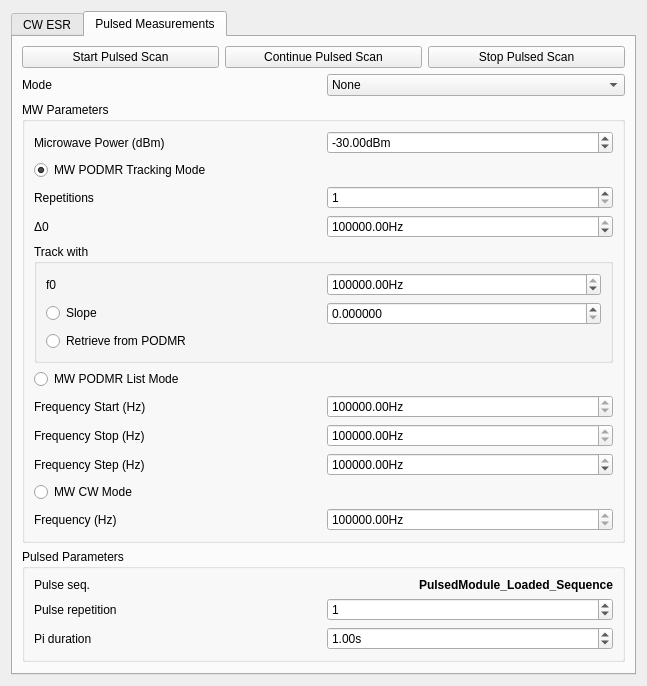
Above: gui/qafm/ui_quantitative_mode.ui from sriharijayaram5/qudi before the change. Below: the same form after it.
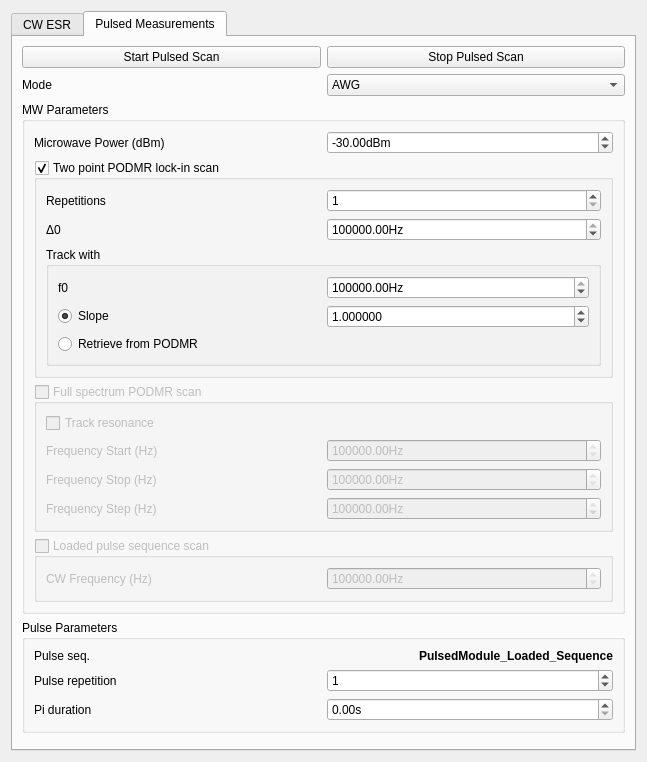
That is the form after the change. The open tabs and pages were chosen to show the change. Custom widgets are drawn as their Qt base class.

Commit message: podmr list mode tracking gui features and quant gui rehaul

What changed in the file:
```diff
--- a/gui/qafm/ui_quantitative_mode.ui
+++ b/gui/qafm/ui_quantitative_mode.ui
@@ -6,10 +6,16 @@
    <rect>
     <x>0</x>
     <y>0</y>
-    <width>569</width>
-    <height>642</height>
+    <width>610</width>
+    <height>755</height>
    </rect>
   </property>
+  <property name="sizePolicy">
+   <sizepolicy hsizetype="Minimum" vsizetype="Minimum">
+    <horstretch>0</horstretch>
+    <verstretch>0</verstretch>
+   </sizepolicy>
+  </property>
   <property name="windowTitle">
    <string>Quantitative Measurement Control</string>
   </property>
@@ -594,14 +600,168 @@
       <attribute name="title">
        <string>Pulsed Measurements</string>
       </attribute>
-      <layout class="QGridLayout" name="gridLayout_5">
+      <layout class="QGridLayout" name="gridLayout_11">
+       <item row="0" column="0">
+        <layout class="QHBoxLayout" name="horizontalLayout_3">
+         <item>
+          <widget class="QPushButton" name="Start_Pulsed_PushButton">
+           <property name="enabled">
+            <bool>true</bool>
+           </property>
+           <property name="text">
+            <string>Start Pulsed Scan</string>
+           </property>
+          </widget>
+         </item>
+         <item>
+          <widget class="QPushButton" name="Stop_Pulsed_PushButton">
+           <property name="text">
+            <string>Stop Pulsed Scan</string>
+           </property>
+          </widget>
+         </item>
+        </layout>
+       </item>
+       <item row="1" column="0">
+        <layout class="QHBoxLayout" name="horizontalLayout_15">
+         <item>
+          <widget class="QLabel" name="label_9">
+           <property name="text">
+            <string>Mode</string>
+           </property>
+          </widget>
+         </item>
+         <item>
+          <widget class="QComboBox" name="hyperfine_comboBox">
+           <property name="toolTip">
+            <string>&lt;html&gt;&lt;head/&gt;&lt;body&gt;&lt;p&gt;Different modes of tracking available. &lt;/p&gt;&lt;p&gt;None uses the measure multiple at one tracking freq. and then the next method.&lt;/p&gt;&lt;p&gt;AWG uses the fast switching of the AWG to do &amp;quot;lock-in&amp;quot; like measurement as described by Qi-Chao.&lt;/p&gt;&lt;/body&gt;&lt;/html&gt;</string>
+           </property>
+           <property name="currentIndex">
+            <number>1</number>
+           </property>
+           <item>
+            <property name="text">
+             <string>None</string>
+            </property>
+           </item>
+           <item>
+            <property name="text">
+             <string>AWG</string>
+            </property>
+           </item>
+          </widget>
+         </item>
+        </layout>
+       </item>
        <item row="2" column="0">
         <widget class="QGroupBox" name="groupBox_4">
          <property name="title">
           <string>MW Parameters</string>
          </property>
-         <layout class="QGridLayout" name="gridLayout_7">
-          <item row="5" column="0">
+         <layout class="QGridLayout" name="gridLayout_5">
+          <item row="0" column="0">
+           <layout class="QHBoxLayout" name="horizontalLayout_9">
+            <item>
+             <widget class="QLabel" name="label_14">
+              <property name="text">
+               <string>Microwave Power (dBm)</string>
+              </property>
+             </widget>
+            </item>
+            <item>
+             <widget class="ScienDSpinBox" name="pulsed_mw_power_DoubleSpinBox">
+              <property name="toolTip">
+               <string>&lt;html&gt;&lt;head/&gt;&lt;body&gt;&lt;p&gt;Microwave power (SMIQ like device output) to be used for all below measurements.&lt;/p&gt;&lt;/body&gt;&lt;/html&gt;</string>
+              </property>
+              <property name="suffix">
+               <string>dBm</string>
+              </property>
+              <property name="decimals">
+               <number>2</number>
+              </property>
+              <property name="minimum">
+               <double>-50.000000000000000</double>
+              </property>
+              <property name="maximum">
+               <double>40.000000000000000</double>
+              </property>
+              <property name="singleStep">
+               <double>0.100000000000000</double>
+              </property>
+              <property name="value">
+               <double>-30.000000000000000</double>
+              </property>
+             </widget>
+            </item>
+           </layout>
+          </item>
+          <item row="1" column="0">
+           <widget class="QGroupBox" name="mw_tracking_mode_RadioButton">
+            <property name="title">
+             <string>Two point PODMR lock-in scan</string>
+            </property>
+            <property name="checkable">
+             <bool>true</bool>
+            </property>
+            <property name="checked">
+             <bool>true</bool>
+            </property>
+            <layout class="QGridLayout" name="gridLayout_10">
+             <item row="1" column="0">
+              <layout class="QHBoxLayout" name="horizontalLayout_17">
+               <item>
+                <widget class="QLabel" name="label_25">
+                 <property name="text">
+                  <string>Δ0</string>
+                 </property>
+                </widget>
+               </item>
+               <item>
+                <widget class="ScienDSpinBox" name="delta0_doubleSpinBox">
+                 <property name="toolTip">
+                  <string>&lt;html&gt;&lt;head/&gt;&lt;body&gt;&lt;p&gt;The measurement for tracking is done at f0-delta and f0+delta.&lt;/p&gt;&lt;/body&gt;&lt;/html&gt;</string>
+                 </property>
+                 <property name="suffix">
+                  <string>Hz</string>
+                 </property>
+                 <property name="minimum">
+                  <double>1.000000000000000</double>
+                 </property>
+                 <property name="maximum">
+                  <double>13000000000.000000000000000</double>
+                 </property>
+                 <property name="singleStep">
+                  <double>1000.000000000000000</double>
+                 </property>
+                 <property name="value">
+                  <double>100000.000000000000000</double>
+                 </property>
+                </widget>
+               </item>
+              </layout>
+             </item>
+             <item row="0" column="0">
+              <layout class="QHBoxLayout" name="horizontalLayout_4">
+               <item>
+                <widget class="QLabel" name="label_24">
+                 <property name="text">
+                  <string>Repetitions</string>
+                 </property>
+                </widget>
+               </item>
+               <item>
+                <widget class="QSpinBox" name="p_delta_doubleSpinBox">
+                 <property name="toolTip">
+                  <string>&lt;html&gt;&lt;head/&gt;&lt;body&gt;&lt;p&gt;Number of tracking repetitions. Allows correction of tracking freq. iteratively.&lt;/p&gt;&lt;/body&gt;&lt;/html&gt;</string>
+                 </property>
+                 <property name="minimum">
+                  <number>1</number>
+                 </property>
+                </widget>
+               </item>
+              </layout>
+             </item>
+             <item row="2" column="0">
            <widget class="QGroupBox" name="groupBox_3">
             <property name="title">
              <string>Track with</string>
@@ -654,7 +814,7 @@
                   <string>Slope</string>
                  </property>
                  <property name="checked">
-                  <bool>false</bool>
+                     <bool>true</bool>
                  </property>
                 </widget>
                </item>
@@ -669,6 +829,9 @@
                  <property name="maximum">
                   <double>99999999999999997168788049560464200849936328366177157906432.000000000000000</double>
                  </property>
+                    <property name="value">
+                     <double>1.000000000000000</double>
+                    </property>
                 </widget>
                </item>
               </layout>
@@ -686,168 +849,25 @@
             </layout>
            </widget>
           </item>
-          <item row="0" column="0">
-           <layout class="QHBoxLayout" name="horizontalLayout_9">
-            <item>
-             <widget class="QLabel" name="label_14">
-              <property name="text">
-               <string>Microwave Power (dBm)</string>
-              </property>
-             </widget>
-            </item>
-            <item>
-             <widget class="ScienDSpinBox" name="pulsed_mw_power_DoubleSpinBox">
-              <property name="toolTip">
-               <string>&lt;html&gt;&lt;head/&gt;&lt;body&gt;&lt;p&gt;Microwave power (SMIQ like device output) to be used for all below measurements.&lt;/p&gt;&lt;/body&gt;&lt;/html&gt;</string>
-              </property>
-              <property name="suffix">
-               <string>dBm</string>
-              </property>
-              <property name="decimals">
-               <number>2</number>
-              </property>
-              <property name="minimum">
-               <double>-50.000000000000000</double>
-              </property>
-              <property name="maximum">
-               <double>40.000000000000000</double>
-              </property>
-              <property name="singleStep">
-               <double>0.100000000000000</double>
-              </property>
-              <property name="value">
-               <double>-30.000000000000000</double>
-              </property>
-             </widget>
-            </item>
-           </layout>
-          </item>
-          <item row="1" column="0">
-           <widget class="QRadioButton" name="mw_tracking_mode_RadioButton">
-            <property name="toolTip">
-             <string>&lt;html&gt;&lt;head/&gt;&lt;body&gt;&lt;p&gt;It is expected that only one resonance peak of the NV is measured.&lt;/p&gt;&lt;/body&gt;&lt;/html&gt;</string>
-            </property>
-            <property name="text">
-             <string>MW PODMR Tracking Mode</string>
-            </property>
-            <property name="checked">
+            </layout>
+           </widget>
+          </item>
+          <item row="2" column="0">
+           <widget class="QGroupBox" name="mw_list_mode_RadioButton">
+            <property name="enabled">
+             <bool>false</bool>
+            </property>
+            <property name="title">
+             <string>Full spectrum PODMR scan</string>
+            </property>
+            <property name="checkable">
              <bool>true</bool>
             </property>
-            <property name="autoExclusive">
-             <bool>false</bool>
-            </property>
-            <attribute name="buttonGroup">
-             <string notr="true">buttonGroup</string>
-            </attribute>
-           </widget>
-          </item>
-          <item row="3" column="0">
-           <layout class="QHBoxLayout" name="horizontalLayout_4">
-            <item>
-             <widget class="QLabel" name="label_24">
-              <property name="text">
-               <string>Repetitions</string>
-              </property>
-             </widget>
-            </item>
-            <item>
-             <widget class="QSpinBox" name="p_delta_doubleSpinBox">
-              <property name="toolTip">
-               <string>&lt;html&gt;&lt;head/&gt;&lt;body&gt;&lt;p&gt;Number of tracking repetitions. Allows correction of tracking freq. iteratively.&lt;/p&gt;&lt;/body&gt;&lt;/html&gt;</string>
-              </property>
-              <property name="minimum">
-               <number>1</number>
-              </property>
-             </widget>
-            </item>
-           </layout>
-          </item>
-          <item row="4" column="0">
-           <layout class="QHBoxLayout" name="horizontalLayout_17">
-            <item>
-             <widget class="QLabel" name="label_25">
-              <property name="text">
-               <string>Δ0</string>
-              </property>
-             </widget>
-            </item>
-            <item>
-             <widget class="ScienDSpinBox" name="delta0_doubleSpinBox">
-              <property name="toolTip">
-               <string>&lt;html&gt;&lt;head/&gt;&lt;body&gt;&lt;p&gt;The measurement for tracking is done at f0-delta and f0+delta.&lt;/p&gt;&lt;/body&gt;&lt;/html&gt;</string>
-              </property>
-              <property name="suffix">
-               <string>Hz</string>
-              </property>
-              <property name="minimum">
-               <double>1.000000000000000</double>
-              </property>
-              <property name="maximum">
-               <double>13000000000.000000000000000</double>
-              </property>
-              <property name="singleStep">
-               <double>1000.000000000000000</double>
-              </property>
-              <property name="value">
-               <double>100000.000000000000000</double>
-              </property>
-             </widget>
-            </item>
-           </layout>
-          </item>
-          <item row="6" column="0">
-           <widget class="QRadioButton" name="mw_list_mode_RadioButton">
-            <property name="toolTip">
-             <string>&lt;html&gt;&lt;head/&gt;&lt;body&gt;&lt;p&gt;PODMR without the AWG&lt;/p&gt;&lt;/body&gt;&lt;/html&gt;</string>
-            </property>
-            <property name="text">
-             <string>MW PODMR List Mode</string>
-            </property>
             <property name="checked">
              <bool>false</bool>
             </property>
-            <property name="autoExclusive">
-             <bool>true</bool>
-            </property>
-            <attribute name="buttonGroup">
-             <string notr="true">buttonGroup</string>
-            </attribute>
-           </widget>
-          </item>
-          <item row="9" column="0">
-           <layout class="QHBoxLayout" name="horizontalLayout_7">
-            <item>
-             <widget class="QLabel" name="label_13">
-              <property name="text">
-               <string>Frequency Step (Hz)</string>
-              </property>
-             </widget>
-            </item>
-            <item>
-             <widget class="ScienDSpinBox" name="pulsed_freq_num_SpinBox">
-              <property name="toolTip">
-               <string>&lt;html&gt;&lt;head/&gt;&lt;body&gt;&lt;p&gt;Defines frequency step.&lt;/p&gt;&lt;/body&gt;&lt;/html&gt;</string>
-              </property>
-              <property name="suffix">
-               <string>Hz</string>
-              </property>
-              <property name="minimum">
-               <double>1.000000000000000</double>
-              </property>
-              <property name="maximum">
-               <double>9999999.000000000000000</double>
-              </property>
-              <property name="singleStep">
-               <double>100000.000000000000000</double>
-              </property>
-              <property name="value">
-               <double>1000000.000000000000000</double>
-              </property>
-             </widget>
-            </item>
-           </layout>
-          </item>
-          <item row="7" column="0">
+            <layout class="QGridLayout" name="gridLayout_9">
+             <item row="1" column="0" colspan="2">
            <layout class="QHBoxLayout" name="horizontalLayout_5">
             <item>
              <widget class="QLabel" name="label_10">
@@ -880,7 +900,7 @@
             </item>
            </layout>
           </item>
-          <item row="8" column="0">
+             <item row="2" column="0" colspan="2">
            <layout class="QHBoxLayout" name="horizontalLayout_6">
             <item>
              <widget class="QLabel" name="label_11">
@@ -910,12 +930,70 @@
             </item>
            </layout>
           </item>
-          <item row="11" column="0">
+             <item row="3" column="0" colspan="2">
+              <layout class="QHBoxLayout" name="horizontalLayout_7">
+               <item>
+                <widget class="QLabel" name="label_13">
+                 <property name="text">
+                  <string>Frequency Step (Hz)</string>
+                 </property>
+                </widget>
+               </item>
+               <item>
+                <widget class="ScienDSpinBox" name="pulsed_freq_num_SpinBox">
+                 <property name="toolTip">
+                  <string>&lt;html&gt;&lt;head/&gt;&lt;body&gt;&lt;p&gt;Defines frequency step.&lt;/p&gt;&lt;/body&gt;&lt;/html&gt;</string>
+                 </property>
+                 <property name="suffix">
+                  <string>Hz</string>
+                 </property>
+                 <property name="minimum">
+                  <double>1.000000000000000</double>
+                 </property>
+                 <property name="maximum">
+                  <double>9999999.000000000000000</double>
+                 </property>
+                 <property name="singleStep">
+                  <double>100000.000000000000000</double>
+                 </property>
+                 <property name="value">
+                  <double>1000000.000000000000000</double>
+                 </property>
+                </widget>
+               </item>
+              </layout>
+             </item>
+             <item row="0" column="0">
+              <widget class="QCheckBox" name="checkBox">
+               <property name="text">
+                <string>Track resonance</string>
+               </property>
+              </widget>
+             </item>
+            </layout>
+           </widget>
+          </item>
+          <item row="3" column="0">
+           <widget class="QGroupBox" name="cw_mode_RadioButton">
+            <property name="enabled">
+             <bool>false</bool>
+            </property>
+            <property name="title">
+             <string>Loaded pulse sequence scan</string>
+            </property>
+            <property name="checkable">
+             <bool>true</bool>
+            </property>
+            <property name="checked">
+             <bool>false</bool>
+            </property>
+            <layout class="QGridLayout" name="gridLayout_7">
+             <item row="0" column="0">
            <layout class="QHBoxLayout" name="horizontalLayout_8">
             <item>
              <widget class="QLabel" name="label_12">
               <property name="text">
-               <string>Frequency (Hz)</string>
+                  <string>CW Frequency (Hz)</string>
               </property>
              </widget>
             </item>
@@ -940,23 +1018,7 @@
             </item>
            </layout>
           </item>
-          <item row="10" column="0">
-           <widget class="QRadioButton" name="cw_mode_RadioButton">
-            <property name="toolTip">
-             <string>&lt;html&gt;&lt;head/&gt;&lt;body&gt;&lt;p&gt;MW will be switched on in CW and the loaded sequence in the pulsed measurements module will be played.&lt;/p&gt;&lt;/body&gt;&lt;/html&gt;</string>
-            </property>
-            <property name="text">
-             <string>MW CW Mode</string>
-            </property>
-            <property name="checked">
-             <bool>false</bool>
-            </property>
-            <property name="autoExclusive">
-             <bool>true</bool>
-            </property>
-            <attribute name="buttonGroup">
-             <string notr="true">buttonGroup</string>
-            </attribute>
+            </layout>
            </widget>
           </item>
          </layout>
@@ -965,7 +1027,7 @@
        <item row="3" column="0">
         <widget class="QGroupBox" name="groupBox_6">
          <property name="title">
-          <string>Pulsed Parameters</string>
+          <string>Pulse Parameters</string>
          </property>
          <layout class="QGridLayout" name="gridLayout_8">
           <item row="0" column="0">
@@ -981,7 +1043,6 @@
              <widget class="QLabel" name="loaded_sequence_label">
               <property name="font">
                <font>
-                <weight>75</weight>
                 <bold>true</bold>
                </font>
               </property>
@@ -1046,7 +1107,7 @@
                <double>100.000000000000000</double>
               </property>
               <property name="value">
-               <double>1.000000000000000</double>
+               <double>0.000000000000000</double>
               </property>
              </widget>
             </item>
@@ -1055,39 +1116,14 @@
          </layout>
         </widget>
        </item>
-       <item row="0" column="0">
-        <layout class="QHBoxLayout" name="horizontalLayout_3">
-         <item>
-          <widget class="QPushButton" name="Start_Pulsed_PushButton">
-           <property name="enabled">
-            <bool>true</bool>
-           </property>
-           <property name="text">
-            <string>Start Pulsed Scan</string>
-           </property>
-          </widget>
-         </item>
-         <item>
-          <widget class="QPushButton" name="Continue_Pulsed_PushButton">
-           <property name="text">
-            <string>Continue Pulsed Scan</string>
-           </property>
-          </widget>
-         </item>
-         <item>
-          <widget class="QPushButton" name="Stop_Pulsed_PushButton">
-           <property name="text">
-            <string>Stop Pulsed Scan</string>
-           </property>
-          </widget>
-         </item>
-        </layout>
-       </item>
        <item row="4" column="0">
         <spacer name="verticalSpacer_2">
          <property name="orientation">
           <enum>Qt::Vertical</enum>
          </property>
+         <property name="sizeType">
+          <enum>QSizePolicy::MinimumExpanding</enum>
+         </property>
          <property name="sizeHint" stdset="0">
           <size>
            <width>20</width>
@@ -1096,34 +1132,6 @@
          </property>
         </spacer>
        </item>
-       <item row="1" column="0">
-        <layout class="QHBoxLayout" name="horizontalLayout_15">
-         <item>
-          <widget class="QLabel" name="label_9">
-           <property name="text">
-            <string>Mode</string>
-           </property>
-          </widget>
-         </item>
-         <item>
-          <widget class="QComboBox" name="hyperfine_comboBox">
-           <property name="toolTip">
-            <string>&lt;html&gt;&lt;head/&gt;&lt;body&gt;&lt;p&gt;Different modes of tracking available. &lt;/p&gt;&lt;p&gt;None uses the measure multiple at one tracking freq. and then the next method.&lt;/p&gt;&lt;p&gt;AWG uses the fast switching of the AWG to do &amp;quot;lock-in&amp;quot; like measurement as described by Qi-Chao.&lt;/p&gt;&lt;/body&gt;&lt;/html&gt;</string>
-           </property>
-           <item>
-            <property name="text">
-             <string>None</string>
-            </property>
-           </item>
-           <item>
-            <property name="text">
-             <string>AWG</string>
-            </property>
-           </item>
-          </widget>
-         </item>
-        </layout>
-       </item>
       </layout>
      </widget>
     </widget>
```
Left out of the diff: 111 changed lines with no effect on the pictures. Lines whose indentation alone changed are shown as unchanged. The commit also changes 2 other files.
